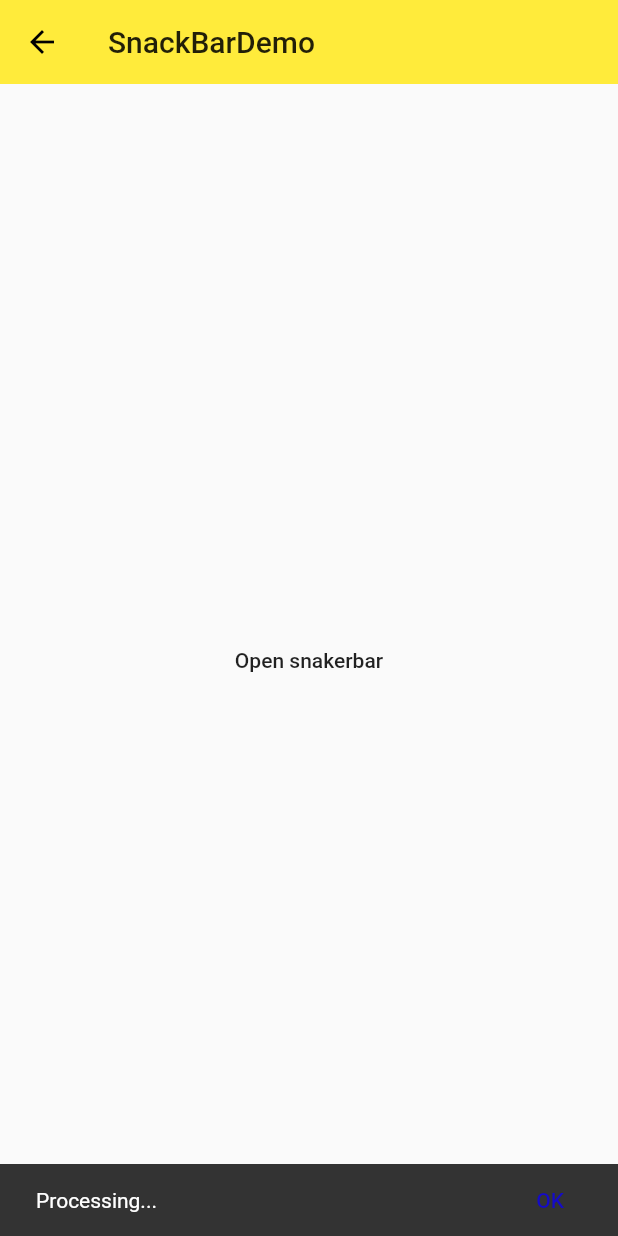
After one commit to SeniorZhai/learn_flutter, a Flutter app: the SnackBarDemo screen opened directly, after a tap on "Open snakerbar", on a phone screen of 412 x 824 dp. The commit adds this screen. Run offline on Flutter 3.47's test engine with Material 2 defaults, Android fonts, the phone set to English and light mode, and no system bars.

Commit message:
snackbar

```diff
--- a/lib/demo/material_components.dart
+++ b/lib/demo/material_components.dart
@@ -10,6 +10,7 @@ import './date_time_demo.dart';
 import './simple_dialog_demo.dart';
 import './alert_dialog_demo.dart';
 import './bottom_sheet_demo.dart';
+import './snack_bar_demo.dart';
 
 class MaterialComponents extends StatelessWidget {
   @override
@@ -64,6 +65,10 @@ class MaterialComponents extends StatelessWidget {
           ListItem(
             title: 'BottomSheet',
             page: BottomSheetDemo(),
+          ),
+          ListItem(
+            title: 'Snackbar',
+            page: SnackBarDemo(),
           )
         ],
       ),
--- /dev/null
+++ b/lib/demo/snack_bar_demo.dart
@@ -0,0 +1,48 @@
+import 'package:flutter/material.dart';
+
+class SnackBarDemo extends StatefulWidget {
+  @override
+  _SnackBarDemoState createState() => _SnackBarDemoState();
+}
+
+class _SnackBarDemoState extends State<SnackBarDemo> {
+  @override
+  Widget build(BuildContext context) {
+    return Scaffold(
+        appBar: AppBar(
+          title: Text('SnackBarDemo'),
+          elevation: 0.0,
+        ),
+        body: Container(
+          padding: EdgeInsets.all(16.0),
+          child: Column(
+            mainAxisAlignment: MainAxisAlignment.center,
+            children: <Widget>[
+              Row(
+                mainAxisAlignment: MainAxisAlignment.center,
+                children: <Widget>[
+                  SnackBarButton(),
+                ],
+              ),
+            ],
+          ),
+        ));
+  }
+}
+
+class SnackBarButton extends StatelessWidget {
+  @override
+  Widget build(BuildContext context) {
+    return FlatButton(
+      child: Text("Open snakerbar"),
+      onPressed: () {
+        Scaffold.of(context).showSnackBar(SnackBar(
+            content: Text('Processing...'),
+            action: SnackBarAction(
+              label: 'OK',
+              onPressed: () {},
+            )));
+      },
+    );
+  }
+}
```
